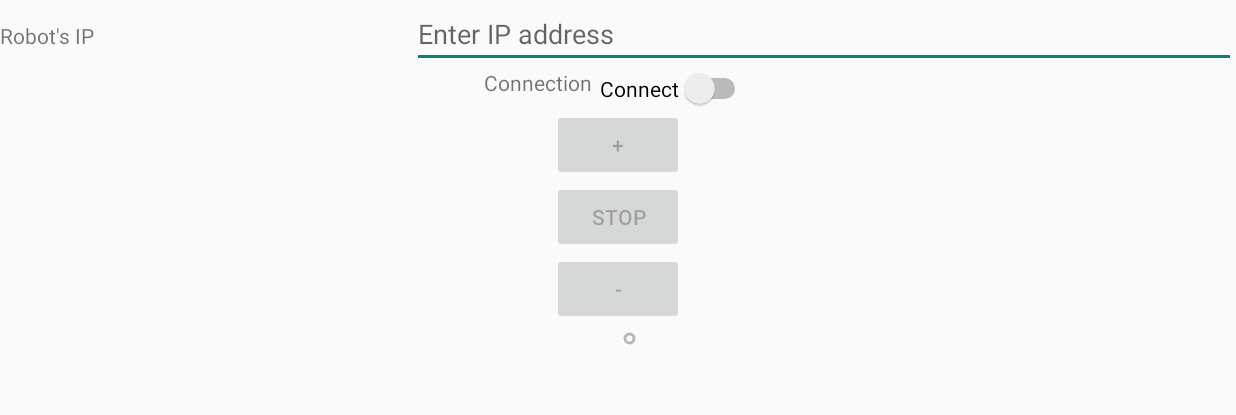
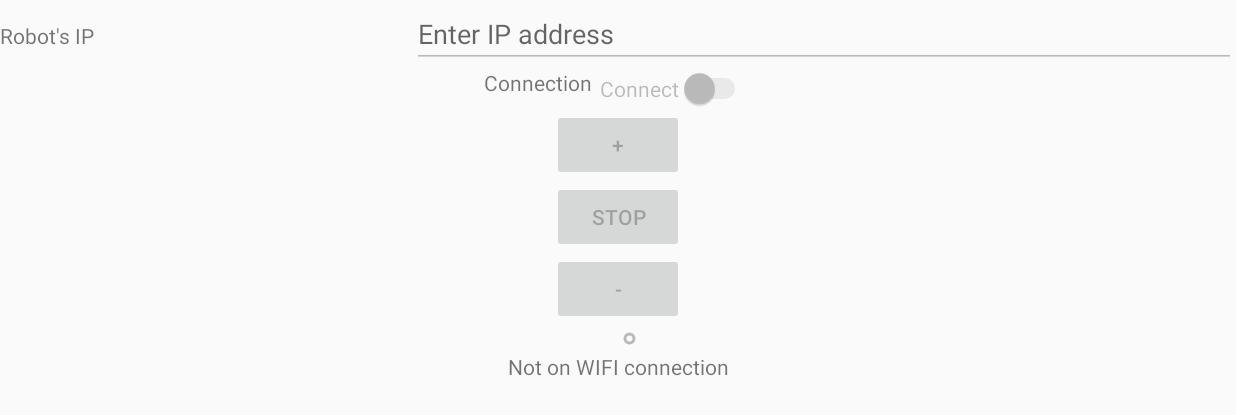
Before and after one commit to keithmendozasr/DuinoMote, an Android app: the screen it shows after launch (MainActivity), on a phone screen of 824 x 412 dp (held sideways). Shown: the top 415 px of the screen. Run offline under Robolectric (Android 15) with nearby library versions, the phone set to English and light mode, and no system bars.

Commit message:
Verify that there's a wifi connection

```diff
--- a/app/src/main/AndroidManifest.xml
+++ b/app/src/main/AndroidManifest.xml
@@ -17,6 +17,8 @@
 
 <manifest xmlns:android="http://schemas.android.com/apk/res/android"
     package="info.homepluspower.arduino.duinomote" >
+    <uses-permission android:name="android.permission.ACCESS_NETWORK_STATE" />
+    <uses-permission android:name="android.permission.INTERNET" />
 
     <application
         android:allowBackup="true"
--- a/app/src/main/java/info/homepluspower/arduino/duinomote/MainActivity.java
+++ b/app/src/main/java/info/homepluspower/arduino/duinomote/MainActivity.java
@@ -17,6 +17,8 @@
 package info.homepluspower.arduino.duinomote;
 
 import android.app.Activity;
+import android.content.Context;
+import android.net.ConnectivityManager;
 import android.os.Bundle;
 import android.view.MotionEvent;
 import android.view.View;
@@ -39,9 +41,12 @@ public class MainActivity extends Activity {
     protected void onCreate(Bundle savedInstanceState) {
         super.onCreate(savedInstanceState);
 
+        Log.d(LogTag, "onCreate called");
+
         setContentView(R.layout.activity_main);
 
         robotIPText = (EditText) findViewById(R.id.robotIPText);
+        statusText = (TextView) findViewById(R.id.statusText);
         activateSwitch = (Switch) findViewById(R.id.activateSwitch);
 
         speedUpBtn = (Button) findViewById(R.id.speedUpBtn);
@@ -68,7 +73,6 @@ public class MainActivity extends Activity {
             }
         });
 
-        robotIPText     = (EditText) findViewById(R.id.robotIPText);
     }
 
     private void setControlEnabled(boolean enabled)
@@ -90,4 +94,36 @@ public class MainActivity extends Activity {
         else
             setControlEnabled(false);
     }
+
+    @Override
+    protected void onResume()
+    {
+        super.onResume();
+        Log.d(LogTag, "onResume");
+
+        //Check if WIFI exists
+        ConnectivityManager cm = (ConnectivityManager)getSystemService(Context.CONNECTIVITY_SERVICE);
+        if(cm.getActiveNetworkInfo().getType() != ConnectivityManager.TYPE_WIFI)
+        {
+            statusText.setText("Not on WIFI connection");
+            robotIPText.setEnabled(false);
+            activateSwitch.setEnabled(false);
+            setControlEnabled(false);
+        }
+        else
+        {
+            statusText.setText(getString(R.string.NotConnectedStatus));
+            robotIPText.setEnabled(true);
+            activateSwitch.setEnabled(true);
+            activateSwitch.setChecked(false);
+            setControlEnabled(false);
+        }
+    }
+
+    @Override
+    protected void onPause()
+    {
+        super.onPause();
+        Log.d(LogTag, "onPause");
+    }
 }
--- a/app/src/main/res/layout/activity_main.xml
+++ b/app/src/main/res/layout/activity_main.xml
@@ -105,4 +105,12 @@
         android:splitTrack="false"
         android:progressDrawable="@android:color/transparent" />
 
+    <TextView
+        android:layout_width="fill_parent"
+        android:layout_height="fill_parent"
+        android:id="@+id/statusText"
+        android:layout_gravity="center_horizontal"
+        android:gravity="center_horizontal"
+        android:text="@string/NotConnectedStatus" />
+
 </LinearLayout>
--- a/app/src/main/res/values/strings.xml
+++ b/app/src/main/res/values/strings.xml
@@ -27,5 +27,6 @@
     <string name="leftSlowIcon"><![CDATA[<]]></string>
     <string name="leftMedIcon"><![CDATA[<<]]></string>
     <string name="leftFastIcon"><![CDATA[<<<]]></string>
+    <string name="NotConnectedStatus">Enter Robot\'s IP address then turn connection on</string>
 
 </resources>
```
